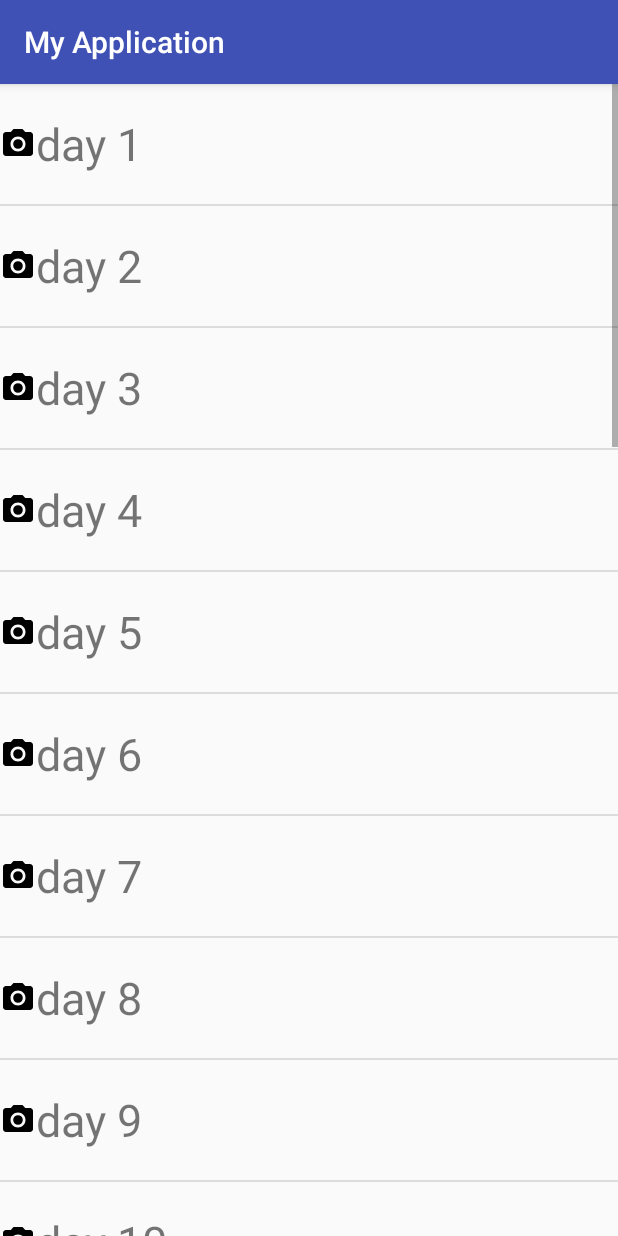
After one commit to yonghyun123/Klat-hangul, an Android app: the DayListActivity screen opened directly, with no data from a screen before it, on a phone screen of 412 x 824 dp. The commit adds this screen. Run offline under Robolectric (Android 15) with nearby library versions, the phone set to English and light mode, and no system bars.

Commit message:
second commit and making Custom listView

```diff
--- a/app/src/main/AndroidManifest.xml
+++ b/app/src/main/AndroidManifest.xml
@@ -20,7 +20,9 @@
             </intent-filter>
         </activity>
         <activity android:name=".LoginActivity" />
-        <activity android:name=".RegisterActivity"></activity>
+        <activity android:name=".RegisterActivity" />
+        <activity android:name=".ChoiceLevelActivity" />
+        <activity android:name=".DayListActivity"></activity>
     </application>
 
 </manifest>
--- /dev/null
+++ b/app/src/main/java/com/example/yonghyun/myapplication/DayListActivity.java
@@ -0,0 +1,27 @@
+package com.example.yonghyun.myapplication;
+
+import android.support.v4.content.ContextCompat;
+import android.support.v7.app.AppCompatActivity;
+import android.os.Bundle;
+import android.widget.ListView;
+
+
+public class DayListActivity extends AppCompatActivity {
+    int i = 0 ;
+
+    @Override
+    protected void onCreate(Bundle savedInstanceState) {
+        super.onCreate(savedInstanceState);
+        setContentView(R.layout.activity_day_list);
+
+        ListView listView = (ListView)findViewById(R.id.dayList);
+        ListViewAdapter adapter = new ListViewAdapter();
+
+        listView.setAdapter(adapter);
+
+        for(i = 0; i < 30; i++){
+            adapter.addItem(ContextCompat.getDrawable(this, R.drawable.ic_menu_camera), "day "+ (i+1));
+        }
+
+    }
+}
--- /dev/null
+++ b/app/src/main/java/com/example/yonghyun/myapplication/ListViewAdapter.java
@@ -0,0 +1,72 @@
+package com.example.yonghyun.myapplication;
+
+import android.content.Context;
+import android.graphics.drawable.Drawable;
+import android.view.LayoutInflater;
+import android.view.View;
+import android.view.ViewGroup;
+import android.widget.ArrayAdapter;
+import android.widget.BaseAdapter;
+import android.widget.ImageView;
+import android.widget.TextView;
+
+import java.util.ArrayList;
+
+/**
+ * Created by yonghyun on 2017. 7. 14..
+ */
+
+public class ListViewAdapter extends BaseAdapter{
+
+    private ArrayList<ListViewItem> listViewDayList = new ArrayList<>();
+
+    public ListViewAdapter(){} // initializer
+
+    @Override
+    public int getCount() {
+        return listViewDayList.size();
+    }
+
+    @Override
+    public Object getItem(int position) {
+        return listViewDayList.get(position);
+    }
+
+    @Override
+    public long getItemId(int position) {
+        return position;
+    }
+
+    @Override
+    public View getView(int position, View convertView, ViewGroup parent) {
+        final int postion = position;
+        final Context context = parent.getContext();
+
+        if(convertView == null){
+            LayoutInflater inflater = (LayoutInflater)context.getSystemService(Context.LAYOUT_INFLATER_SERVICE);
+            convertView = inflater.inflate(R.layout.activity_day, parent, false);
+        }
+
+        ImageView iconImageView = (ImageView)convertView.findViewById(R.id.dayImage);
+        TextView dayTextView = (TextView)convertView.findViewById(R.id.dayText);
+
+        ListViewItem listViewDay = listViewDayList.get(position);
+
+        iconImageView.setImageDrawable(listViewDay.getIcon());
+        dayTextView.setText(listViewDay.getDay());
+
+
+        return convertView;
+    }
+
+    //addItem String day and icon insert to the ListViewItem
+
+    public void addItem(Drawable icon, String day){
+        ListViewItem listItem = new ListViewItem();
+
+        listItem.setIcon(icon);
+        listItem.setDay(day);
+
+        listViewDayList.add(listItem);
+    }
+}
--- /dev/null
+++ b/app/src/main/java/com/example/yonghyun/myapplication/ListViewItem.java
@@ -0,0 +1,23 @@
+package com.example.yonghyun.myapplication;
+
+import android.graphics.drawable.Drawable;
+
+/**
+ * Created by yonghyun on 2017. 7. 14..
+ */
+
+public class ListViewItem {
+    private Drawable iconDrawable;
+    private String dayStr;
+
+    public void setIcon(Drawable icon){
+        this.iconDrawable = icon;
+    }
+
+    public void setDay(String day){
+        this.dayStr = day;
+    }
+
+    public Drawable getIcon(){ return this.iconDrawable; }
+    public String getDay(){ return this.dayStr; }
+}
--- a/app/src/main/java/com/example/yonghyun/myapplication/MainActivity.java
+++ b/app/src/main/java/com/example/yonghyun/myapplication/MainActivity.java
@@ -90,6 +90,8 @@ public class MainActivity extends AppCompatActivity
         } else if (id == R.id.nav_home) {
 
         } else if (id == R.id.nav_memorization) {
+            Intent choiceLevel = new Intent(MainActivity.this, ChoiceLevelActivity.class);
+            MainActivity.this.startActivity(choiceLevel);
 
         } else if (id == R.id.nav_quiz) {
 
--- /dev/null
+++ b/app/src/main/res/layout/activity_day.xml
@@ -0,0 +1,27 @@
+<?xml version="1.0" encoding="utf-8"?>
+<LinearLayout xmlns:android="http://schemas.android.com/apk/res/android"
+    android:orientation="horizontal"
+    android:layout_width="match_parent"
+    android:layout_height="match_parent">
+    <ImageView
+        android:layout_width="wrap_content"
+        android:layout_height="match_parent"
+        android:id="@+id/dayImage"/>
+
+    <LinearLayout
+        android:layout_width="wrap_content"
+        android:layout_height="match_parent"
+        android:orientation="vertical"
+        android:layout_weight="4">
+
+        <TextView
+            android:id="@+id/dayText"
+            android:layout_width="match_parent"
+            android:layout_height="80dp"
+            android:text="dayText"
+            android:textSize="30dp"
+            android:gravity="center_vertical"
+            android:layout_weight="2"/>
+    </LinearLayout>
+
+</LinearLayout>
--- /dev/null
+++ b/app/src/main/res/layout/activity_day_list.xml
@@ -0,0 +1,22 @@
+<?xml version="1.0" encoding="utf-8"?>
+<android.support.constraint.ConstraintLayout xmlns:android="http://schemas.android.com/apk/res/android"
+    xmlns:app="http://schemas.android.com/apk/res-auto"
+    xmlns:tools="http://schemas.android.com/tools"
+    android:layout_width="match_parent"
+    android:layout_height="match_parent"
+    tools:context="com.example.yonghyun.myapplication.DayListActivity">
+
+    <LinearLayout
+        android:layout_width="match_parent"
+        android:layout_height="match_parent"
+        tools:layout_editor_absoluteX="8dp"
+        tools:layout_editor_absoluteY="8dp">
+
+        <ListView
+            android:layout_width="match_parent"
+            android:layout_height="match_parent"
+            android:id="@+id/dayList"
+            tools:layout_editor_absoluteX="8dp"
+            tools:layout_editor_absoluteY="8dp" />
+    </LinearLayout>
+</android.support.constraint.ConstraintLayout>
```
Also changed, not shown: app/src/main/java/com/example/yonghyun/myapplication/ChoiceLevelActivity.java (added, +38 -0 lines), app/src/main/res/layout/activity_choice_level.xml (added, +28 -0 lines), app/src/main/res/layout/activity_login.xml (+1 -8 lines).
